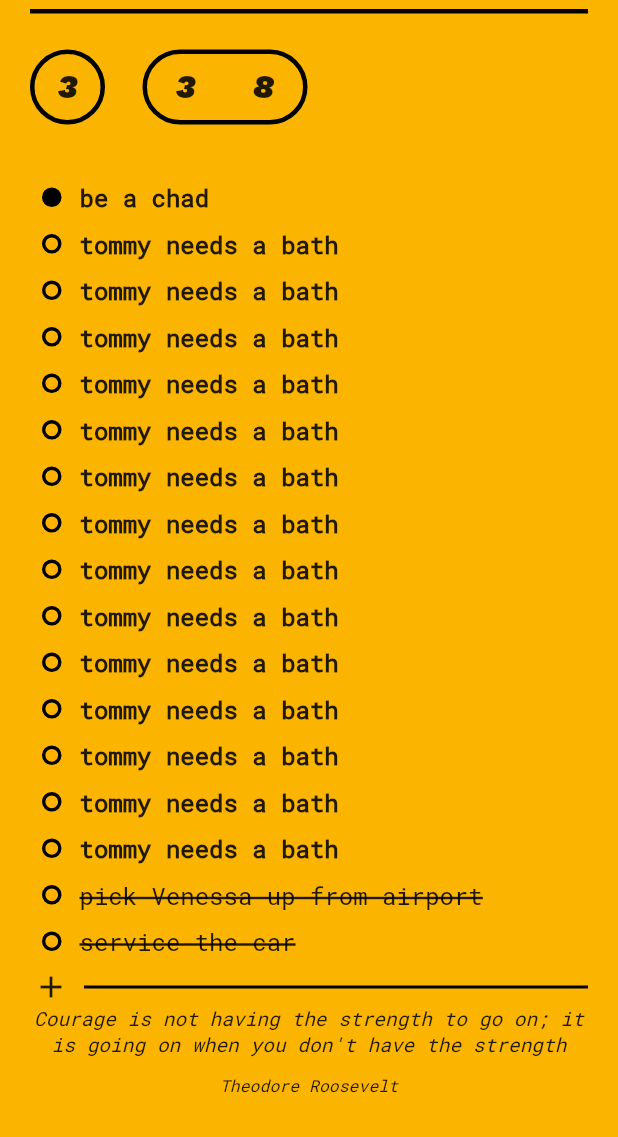
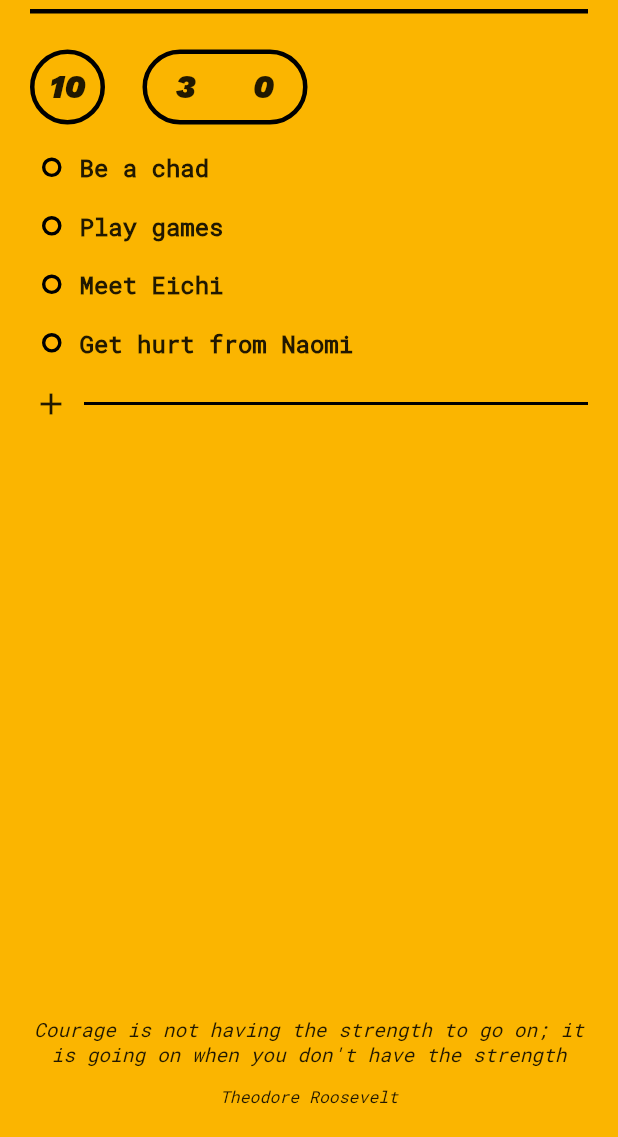
Before and after one commit to addyett/Todae, a Flutter app: the screen it shows after launch, on a phone screen of 412 x 824 dp, the part 99-1236 px from its top. Run offline on Flutter 3.47's test engine with Material 2 defaults, Android fonts, the light colour scheme and no system bars.

Commit message:
Added first state

```diff
--- a/lib/main.dart
+++ b/lib/main.dart
@@ -37,68 +37,24 @@ class TodaeHomePage extends StatelessWidget {
       backgroundColor: const Color(0xFFFBB500),
       body: Padding(
         padding: const EdgeInsets.fromLTRB(20, 40, 20, 0),
-        child: Container(
         child: Column(
-            children: [
-              const TopRow(),
-              const Divider(
+          children: const [
+            TopRow(),
+            Divider(
               height: 15,
               color: Colors.black,
               thickness: 3,
             ),
-              const SizedBox(
+            SizedBox(
               height: 18,
             ),
-              const Clock(),
-              const SizedBox(
-                height: 28,
+            Clock(),
+            SizedBox(
+              height: 18,
             ),
-              const StatefulNote(
-                title: 'be a chad',
-                priority: true,
-              ),
-              const StatefulNote(title: 'tommy needs a bath'),
-              const StatefulNote(title: 'tommy needs a bath'),
-              const StatefulNote(title: 'tommy needs a bath'),
-              const StatefulNote(title: 'tommy needs a bath'),
-              const StatefulNote(title: 'tommy needs a bath'),
-              const StatefulNote(title: 'tommy needs a bath'),
-              const StatefulNote(title: 'tommy needs a bath'),
-              const StatefulNote(title: 'tommy needs a bath'),
-              const StatefulNote(title: 'tommy needs a bath'),
-              const StatefulNote(title: 'tommy needs a bath'),
-              const StatefulNote(title: 'tommy needs a bath'),
-              const StatefulNote(title: 'tommy needs a bath'),
-              const StatefulNote(title: 'tommy needs a bath'),
-              const StatefulNote(title: 'tommy needs a bath'),
-              const StatefulNote(
-                title: "pick Venessa up from airport",
-                completed: true,
-              ),
-              const StatefulNote(
-                title: 'service the car',
-                completed: true,
-              ),
-              const SizedBox(
+            Expanded(child: TodoList()),
+            SizedBox(
               height: 8,
-              ),
-              Row(
-                children: const <Widget>[
-                  SizedBox(
-                    width: 2,
-                  ),
-                  Icon(Icons.add),
-                  SizedBox(
-                    width: 10,
-                  ),
-                  Expanded(
-                    child: Divider(
-                      height: 5,
-                      thickness: 2,
-                      color: Colors.black,
-                    ),
-                  )
-                ],
             ),
             // const SizedBox(height: 27),
             // Row(
@@ -134,8 +90,28 @@ class TodaeHomePage extends StatelessWidget {
 
             // const Expanded(
             //   child: SizedBox(),
-              // ),
-              const Text(
+            // ),'
+
+            Quote(),
+
+            SizedBox(
+              height: 20,
+            ),
+          ],
+        ),
+      ),
+    );
+  }
+}
+
+class Quote extends StatelessWidget {
+  const Quote({Key? key}) : super(key: key);
+
+  @override
+  Widget build(BuildContext context) {
+    return Column(
+      children: const [
+        Text(
           "Courage is not having the strength to go on; it is going on when you don't have the strength",
           textAlign: TextAlign.center,
           style: TextStyle(
@@ -143,10 +119,10 @@ class TodaeHomePage extends StatelessWidget {
               fontStyle: FontStyle.italic,
               fontSize: 13),
         ),
-              const SizedBox(
+        SizedBox(
           height: 12,
         ),
-              const Text(
+        Text(
           'Theodore Roosevelt',
           textAlign: TextAlign.center,
           style: TextStyle(
@@ -154,17 +130,113 @@ class TodaeHomePage extends StatelessWidget {
               fontStyle: FontStyle.italic,
               fontSize: 11),
         ),
-              const SizedBox(
-                height: 20,
+      ],
+    );
+  }
+}
+
+class TodoList extends StatefulWidget {
+  const TodoList({
+    Key? key,
+  }) : super(key: key);
+
+  @override
+  State<TodoList> createState() => _TodoListState();
+}
+
+class _TodoListState extends State<TodoList> {
+  final todos = [
+    'Be a chad',
+    'Play games',
+    'Meet Eichi',
+    'Get hurt from Naomi',
+  ];
+
+  final priorityTodos = [];
+
+  void togglePriority(int index) {
+    setState(() {
+      if (priorityTodos.contains(index)) {
+        priorityTodos.remove(index);
+      } else {
+        priorityTodos.add(index);
+      }
+    });
+  }
+
+  final completedTodos = [];
+
+  void toggleDone(int index) {
+    setState(() {
+      if (completedTodos.contains(index)) {
+        completedTodos.remove(index);
+      } else {
+        completedTodos.add(index);
+      }
+    });
+  }
+
+  @override
+  Widget build(BuildContext context) {
+    return ListView.separated(
+      itemCount: todos.length + 1,
+      physics: const BouncingScrollPhysics(),
+      itemBuilder: (context, index) {
+        if (index == todos.length) {
+          return NewTodoButton(
+            onTap: () {
+              setState(() {
+                todos.add("Hello eichi");
+              });
+            },
+          );
+        }
+        return StatefulNote(
+          title: todos[index],
+          priority: priorityTodos.contains(index),
+          completed: completedTodos.contains(index),
+          onPriorityButtonTap: () => togglePriority(index),
+          onDoneTap: () => toggleDone(index),
+        );
+      },
+      separatorBuilder: (context, index) => const SizedBox(height: 18),
+    );
+  }
+}
+
+class NewTodoButton extends StatelessWidget {
+  final VoidCallback? onTap;
+
+  const NewTodoButton({
+    Key? key,
+    this.onTap,
+  }) : super(key: key);
+
+  @override
+  Widget build(BuildContext context) {
+    return GestureDetector(
+      onTap: onTap,
+      child: Row(
+        children: const <Widget>[
+          SizedBox(
+            width: 2,
           ),
+          Icon(Icons.add),
+          SizedBox(
+            width: 10,
+          ),
+          Expanded(
+            child: Divider(
+              height: 5,
+              thickness: 2,
+              color: Colors.black,
+            ),
+          )
         ],
-          ),
-        ),
       ),
     );
   }
 }
-
 
 // class _TodaeHomePageState extends State<TodaeHomePage> {
 //   @override
--- a/lib/widgets.dart
+++ b/lib/widgets.dart
@@ -1,3 +1,5 @@
+import 'dart:async';
+
 import 'package:flutter/material.dart';
 
 class Note extends StatelessWidget {
@@ -64,65 +66,66 @@ class Note extends StatelessWidget {
   }
 }
 
-class StatefulNote extends StatefulWidget {
+class StatefulNote extends StatelessWidget {
   final bool priority;
   final bool completed;
   final String type;
   final String title;
+  final VoidCallback? onPriorityButtonTap;
+  final VoidCallback? onDoneTap;
+
   const StatefulNote(
       {Key? key,
       this.priority = false,
       this.completed = false,
       this.type = 'Note',
-      required this.title})
+      required this.title,
+      this.onPriorityButtonTap,
+      this.onDoneTap})
       : super(key: key);
 
   @override
-  _StatefulNoteState createState() => _StatefulNoteState();
-}
-
-class _StatefulNoteState extends State<StatefulNote> {
-  @override
   Widget build(BuildContext context) {
-    return Container(
-      margin: const EdgeInsets.only(top: 10),
-      child: Row(
+    return Row(
       children: [
         const SizedBox(
           width: 8,
         ),
-          Container(
+        GestureDetector(
+          onTap: onPriorityButtonTap,
+          child: Container(
             height: 13,
             width: 13,
             decoration: BoxDecoration(
-              color: widget.priority ? Colors.black : Colors.amber[600],
+              color: priority ? Colors.black : Colors.amber[600],
               border: Border.all(
                 color: Colors.black,
                 width: 2.25,
               ),
-              borderRadius: widget.type == 'Note'
+              borderRadius: type == 'Note'
                   ? const BorderRadius.all(Radius.circular(10))
                   : const BorderRadius.all(Radius.circular(2)),
+            ),
           ),
         ),
         const SizedBox(
           width: 12,
         ),
-          Text(
-            widget.title,
+        GestureDetector(
+          onTap: onDoneTap,
+          child: Text(
+            title,
             style: TextStyle(
               fontFamily: 'RobotoMono',
-              decoration: widget.completed
-                  ? TextDecoration.lineThrough
-                  : TextDecoration.none,
+              decoration:
+                  completed ? TextDecoration.lineThrough : TextDecoration.none,
               decorationThickness: 2,
               fontSize: 16,
-              fontWeight:
-                  widget.completed ? FontWeight.normal : FontWeight.w900,
+              fontWeight: completed ? FontWeight.normal : FontWeight.w900,
+            ),
           ),
         )
       ],
-      ),
     );
   }
 }
@@ -161,8 +164,47 @@ class TopRow extends StatelessWidget {
   }
 }
 
-class Clock extends StatelessWidget {
+class Clock extends StatefulWidget {
   const Clock({Key? key}) : super(key: key);
+
+  @override
+  State<Clock> createState() => _ClockState();
+}
+
+class _ClockState extends State<Clock> {
+  int hour = 0;
+  int minuteFirst = 0;
+  int minuteSecond = 0;
+
+  @override
+  void initState() {
+    Timer.periodic(const Duration(seconds: 1), (timer) {
+      final current = DateTime.now();
+      if (current.hour != hour) {
+        setState(() {
+          hour = current.hour;
+        });
+      }
+      final currentFirstMinute =
+          int.parse(current.minute.toString().padLeft(2, '0')[0]);
+      final currentSecondMinute =
+          int.parse(current.minute.toString().padLeft(2, '0')[1]);
+
+      if (currentFirstMinute != minuteFirst) {
+        setState(() {
+          minuteFirst = currentFirstMinute;
+          print(currentFirstMinute);
+        });
+      }
+      if (currentSecondMinute != minuteSecond) {
+        setState(() {
+          minuteSecond = currentSecondMinute;
+          print(minuteSecond);
+        });
+      }
+    });
+    super.initState();
+  }
 
   @override
   Widget build(BuildContext context) {
@@ -172,18 +214,20 @@ class Clock extends StatelessWidget {
           Container(
             height: 50,
             width: 50,
-            // padding: const EdgeInsets.all(20),
+            // padding: const EdgeInsets.symmetric(horizontal: 20),
             decoration: BoxDecoration(
               border: Border.all(
                 color: Colors.black,
                 width: 3,
               ),
-                borderRadius: const BorderRadius.all(Radius.circular(30))),
-            child: const Align(
+              // shape: BoxShape.circle,
+              borderRadius: const BorderRadius.all(Radius.circular(30)),
+            ),
+            child: Align(
               alignment: Alignment.center,
               child: Text(
-                '3',
-                style: TextStyle(
+                hour.toString().padLeft(2, '0'),
+                style: const TextStyle(
                     fontFamily: 'WorkSans',
                     fontWeight: FontWeight.bold,
                     fontStyle: FontStyle.italic,
@@ -204,16 +248,26 @@ class Clock extends StatelessWidget {
                   width: 3,
                 ),
                 borderRadius: const BorderRadius.all(Radius.circular(30))),
-            child: const Align(
-              alignment: Alignment.center,
-              child: Text(
-                '3       8',
-                style: TextStyle(
+            child: Row(
+              mainAxisAlignment: MainAxisAlignment.spaceAround,
+              children: [
+                Text(
+                  minuteFirst.toString(),
+                  style: const TextStyle(
                       fontFamily: 'WorkSans',
                       fontWeight: FontWeight.bold,
                       fontStyle: FontStyle.italic,
                       fontSize: 22),
                 ),
+                Text(
+                  minuteSecond.toString(),
+                  style: const TextStyle(
+                      fontFamily: 'WorkSans',
+                      fontWeight: FontWeight.bold,
+                      fontStyle: FontStyle.italic,
+                      fontSize: 22),
+                ),
+              ],
             ),
           )
         ],
```
Lines whose indentation alone changed are shown as unchanged.
